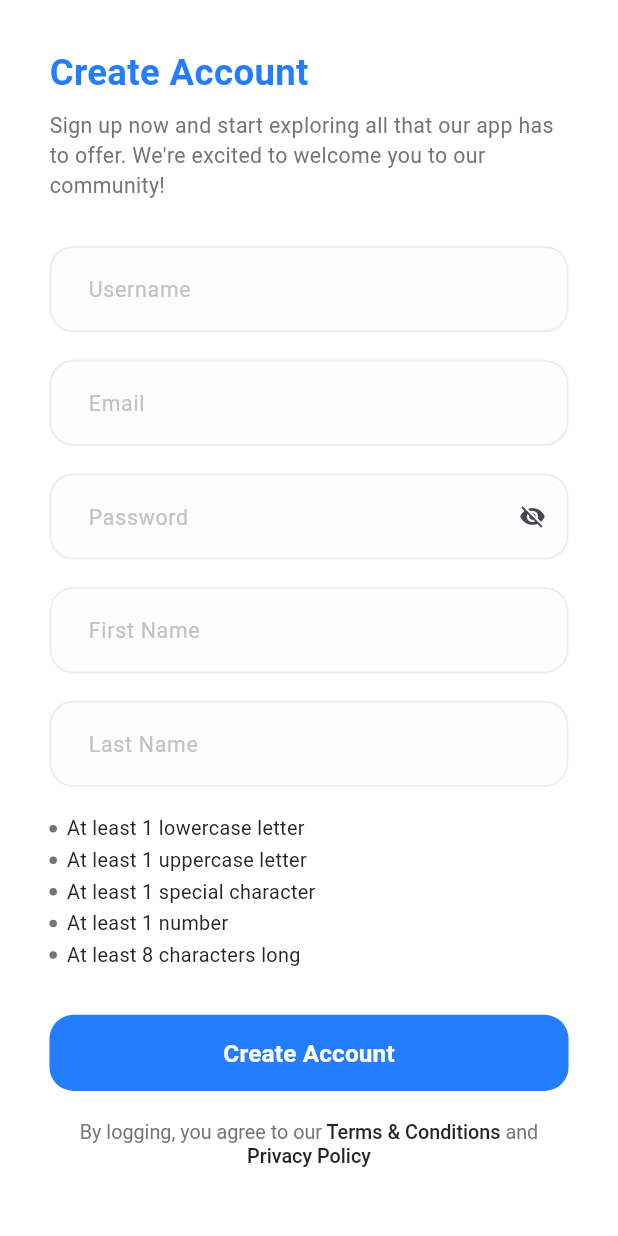
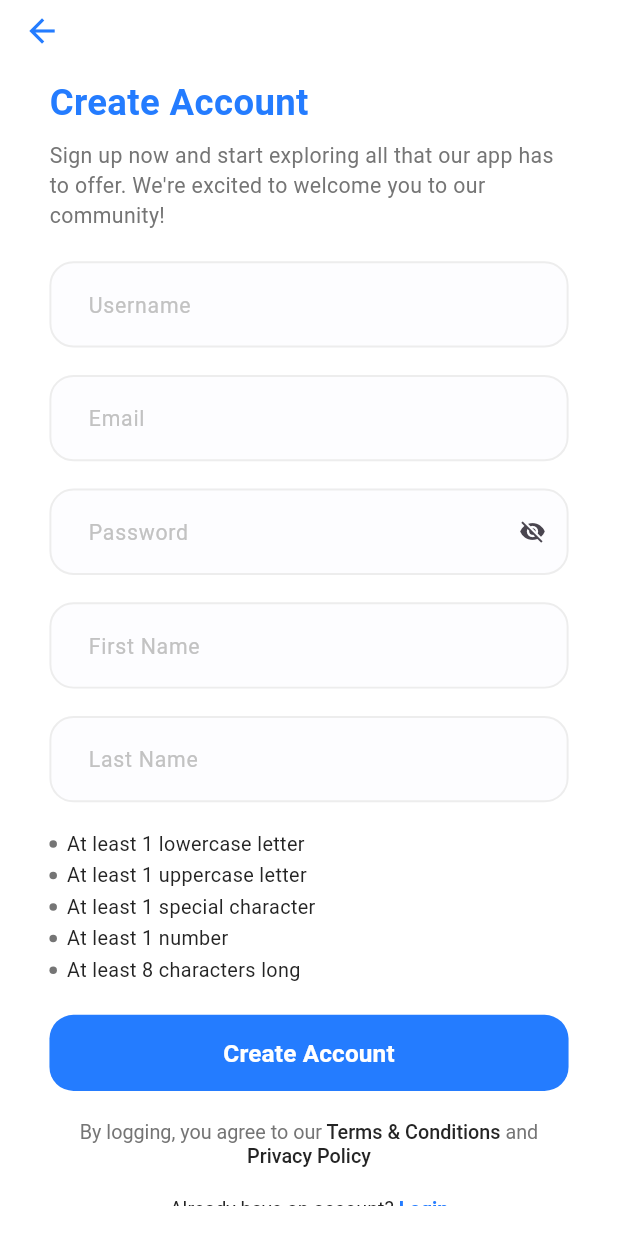
Before and after one commit to Osamabnfathy/healthstack, a Flutter app: the SignupScreen screen opened by its route, on a phone screen of 412 x 824 dp. Run offline on Flutter 3.47's test engine with Material 3 defaults, Android fonts, the light colour scheme and no system bars; our stand-ins replace dio, flutter_bloc, flutter_screenutil, freezed_annotation, get_it, pretty_dio_logger and 1 more; generated files the repository leaves out were written again.

Commit message:
edit spacing

```diff
--- a/lib/features/forget_password/ui/forget_password_screen.dart
+++ b/lib/features/forget_password/ui/forget_password_screen.dart
@@ -25,6 +25,7 @@ class ForgetPasswordScreen extends StatelessWidget {
           // title: const Text("Forgot Password"),
           leading: BackButton(onPressed: () => Navigator.of(context).pop(), color: ColorsManager.mainBlue,),
         ),
+
         body: SafeArea(
           child: Padding(
             padding: EdgeInsets.symmetric(horizontal: 30.w, vertical: 20.h), // Adjusted vertical padding
--- a/lib/features/sign_up/ui/sign_up_screen.dart
+++ b/lib/features/sign_up/ui/sign_up_screen.dart
@@ -5,6 +5,7 @@ import '../../../core/helpers/spacing.dart';
 import 'widgets/already_have_account_text.dart';
 import 'package:flutter_bloc/flutter_bloc.dart';
 import '../../../core/widgets/app_text_button.dart';
+import 'package:healthstack/core/theming/colors.dart';
 import 'package:flutter_screenutil/flutter_screenutil.dart';
 import '../../login/ui/widgets/terms_and_conditions_text.dart';
 import 'package:healthstack/features/sign_up/ui/widgets/sign_up_form.dart';
@@ -17,9 +18,18 @@ class SignupScreen extends StatelessWidget {
   @override
   Widget build(BuildContext context) {
     return Scaffold(
+      appBar: PreferredSize(
+        preferredSize: Size.fromHeight(30.h),
+        child: AppBar(
+          backgroundColor: Colors.white,
+          leading: BackButton(onPressed: () => Navigator.of(context).pop(), color: ColorsManager.mainBlue,
+          style: ButtonStyle(iconSize: WidgetStateProperty.all(25.sp)),)
+        ),
+      ),
+
       body: SafeArea(
         child: Padding(
-          padding: EdgeInsets.symmetric(horizontal: 30.w, vertical: 30.h),
+          padding: EdgeInsets.symmetric(horizontal: 30.w, vertical: 20.h),
           child: SingleChildScrollView(
             child: Column(
               crossAxisAlignment: CrossAxisAlignment.start,
@@ -29,15 +39,17 @@ class SignupScreen extends StatelessWidget {
                   style: TextStyles.font24BlueBold,
                 ),
                 verticalSpace(8),
+
                 Text(
                   'Sign up now and start exploring all that our app has to offer. We\'re excited to welcome you to our community!',
                   style: TextStyles.font14GrayRegular,
                 ),
-                verticalSpace(30),
+                verticalSpace(20),
+
                 Column(
                   children: [
                     const SignupForm(),
-                    verticalSpace(30),
+                    verticalSpace(20),
 
                     AppTextButton(
                       buttonText: "Create Account",
@@ -49,7 +61,7 @@ class SignupScreen extends StatelessWidget {
                     verticalSpace(16),
 
                     const TermsAndConditionsText(),
-                    verticalSpace(30),
+                    verticalSpace(20),
 
                     const AlreadyHaveAccountText(),
                     const SignupBlocListener(),
```
